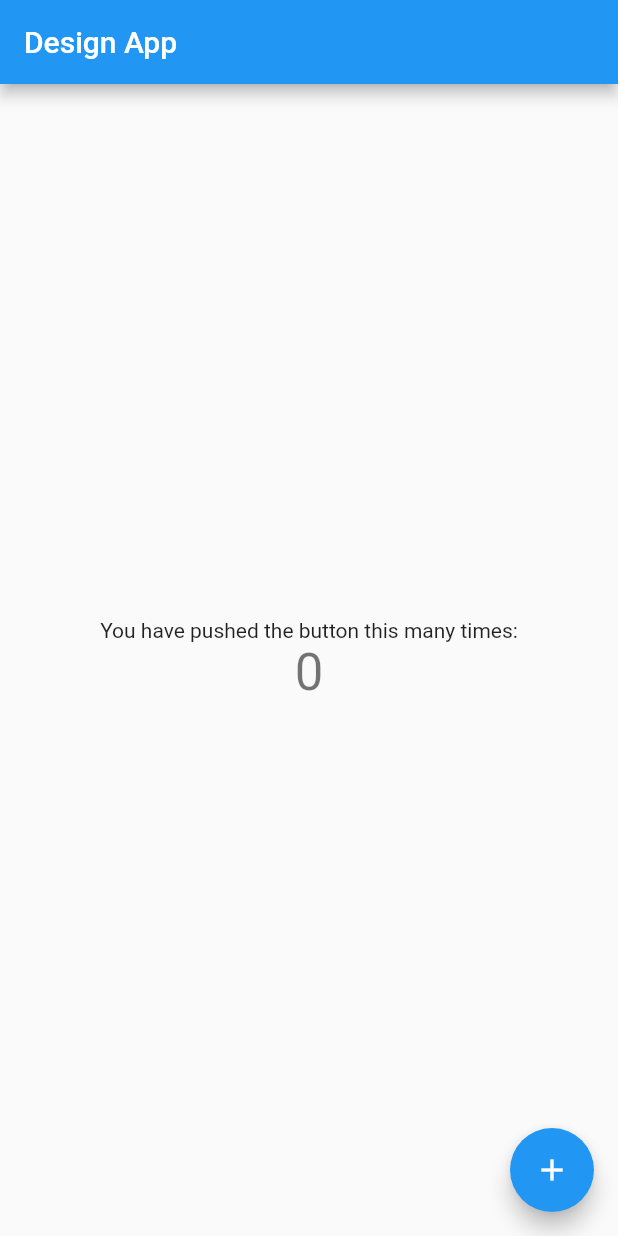
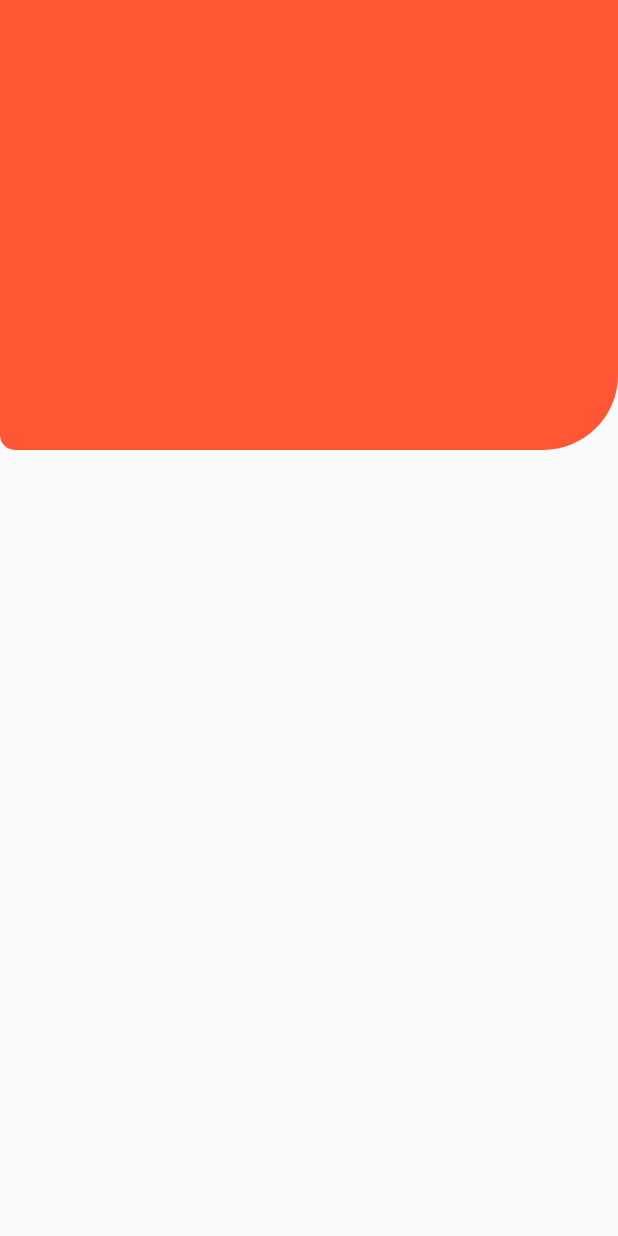
Before and after one commit to fcastril/flutter_design, a Flutter app: the screen it shows after launch, on a phone screen of 412 x 824 dp. Run offline on Flutter 3.47's test engine with Material 2 defaults, Android fonts, the phone set to English and light mode, and no system bars.

Commit message:
Header squad and border radius

```diff
--- a/lib/main.dart
+++ b/lib/main.dart
@@ -1,3 +1,5 @@
+import 'package:designsapp/src/pages/pages.dart';
+import 'package:designsapp/src/themes/appTheme.dart';
 import 'package:flutter/material.dart';
 
 void main() {
@@ -13,104 +15,8 @@ class MyApp extends StatelessWidget {
     return MaterialApp(
       debugShowCheckedModeBanner: false,
       title: 'Design App',
-      theme: ThemeData(
-        // This is the theme of your application.
-        //
-        // Try running your application with "flutter run". You'll see the
-        // application has a blue toolbar. Then, without quitting the app, try
-        // changing the primarySwatch below to Colors.green and then invoke
-        // "hot reload" (press "r" in the console where you ran "flutter run",
-        // or simply save your changes to "hot reload" in a Flutter IDE).
-        // Notice that the counter didn't reset back to zero; the application
-        // is not restarted.
-        primarySwatch: Colors.blue,
-      ),
-      home: const MyHomePage(title: 'Design App'),
+      theme: AppTheme.getThemePpal(),
+      home: const HeadersPage(),
     );
   }
 }
-
-class MyHomePage extends StatefulWidget {
-  const MyHomePage({super.key, required this.title});
-
-  // This widget is the home page of your application. It is stateful, meaning
-  // that it has a State object (defined below) that contains fields that affect
-  // how it looks.
-
-  // This class is the configuration for the state. It holds the values (in this
-  // case the title) provided by the parent (in this case the App widget) and
-  // used by the build method of the State. Fields in a Widget subclass are
-  // always marked "final".
-
-  final String title;
-
-  @override
-  State<MyHomePage> createState() => _MyHomePageState();
-}
-
-class _MyHomePageState extends State<MyHomePage> {
-  int _counter = 0;
-
-  void _incrementCounter() {
-    setState(() {
-      // This call to setState tells the Flutter framework that something has
-      // changed in this State, which causes it to rerun the build method below
-      // so that the display can reflect the updated values. If we changed
-      // _counter without calling setState(), then the build method would not be
-      // called again, and so nothing would appear to happen.
-      _counter++;
-    });
-  }
-
-  @override
-  Widget build(BuildContext context) {
-    // This method is rerun every time setState is called, for instance as done
-    // by the _incrementCounter method above.
-    //
-    // The Flutter framework has been optimized to make rerunning build methods
-    // fast, so that you can just rebuild anything that needs updating rather
-    // than having to individually change instances of widgets.
-    return Scaffold(
-      appBar: AppBar(
-        // Here we take the value from the MyHomePage object that was created by
-        // the App.build method, and use it to set our appbar title.
-        title: Text(widget.title),
-      ),
-      body: Center(
-        // Center is a layout widget. It takes a single child and positions it
-        // in the middle of the parent.
-        child: Column(
-          // Column is also a layout widget. It takes a list of children and
-          // arranges them vertically. By default, it sizes itself to fit its
-          // children horizontally, and tries to be as tall as its parent.
-          //
-          // Invoke "debug painting" (press "p" in the console, choose the
-          // "Toggle Debug Paint" action from the Flutter Inspector in Android
-          // Studio, or the "Toggle Debug Paint" command in Visual Studio Code)
-          // to see the wireframe for each widget.
-          //
-          // Column has various properties to control how it sizes itself and
-          // how it positions its children. Here we use mainAxisAlignment to
-          // center the children vertically; the main axis here is the vertical
-          // axis because Columns are vertical (the cross axis would be
-          // horizontal).
-          mainAxisAlignment: MainAxisAlignment.center,
-          children: <Widget>[
-            const Text(
-              'You have pushed the button this many times:',
-            ),
-            Text(
-              '$_counter',
-              style: Theme.of(context).textTheme.headline4,
-            ),
-          ],
-        ),
-      ),
-      floatingActionButton: FloatingActionButton(
-        onPressed: _incrementCounter,
-        tooltip: 'Increment',
-        child: const Icon(Icons.add),
-      ), // This trailing comma makes auto-formatting nicer for build methods.
-    );
-  }
-}
--- /dev/null
+++ b/lib/src/pages/headers_pages.dart
@@ -0,0 +1,11 @@
+import 'package:designsapp/src/widget/widget.dart';
+import 'package:flutter/material.dart';
+
+class HeadersPage extends StatelessWidget {
+  const HeadersPage({super.key});
+
+  @override
+  Widget build(BuildContext context) {
+    return const Scaffold(body: HeaderBorderRadius());
+  }
+}
--- /dev/null
+++ b/lib/src/pages/pages.dart
@@ -0,0 +1 @@
+export 'package:designsapp/src/pages/headers_pages.dart';
--- /dev/null
+++ b/lib/src/themes/appTheme.dart
@@ -0,0 +1,8 @@
+import 'package:flutter/material.dart';
+
+class AppTheme {
+  static Color primary = const Color(0xffFF5733);
+  static ThemeData getThemePpal() {
+    return ThemeData.light().copyWith();
+  }
+}
--- /dev/null
+++ b/lib/src/widget/headers.dart
@@ -0,0 +1,30 @@
+import 'package:designsapp/src/themes/appTheme.dart';
+import 'package:flutter/material.dart';
+
+class HeaderScuad extends StatelessWidget {
+  const HeaderScuad({super.key});
+
+  @override
+  Widget build(BuildContext context) {
+    return Container(
+      height: 300,
+      color: AppTheme.primary,
+    );
+  }
+}
+
+class HeaderBorderRadius extends StatelessWidget {
+  const HeaderBorderRadius({super.key});
+
+  @override
+  Widget build(BuildContext context) {
+    return Container(
+      height: 300,
+      decoration: BoxDecoration(
+          borderRadius: const BorderRadius.only(
+              bottomLeft: Radius.circular(10),
+              bottomRight: Radius.circular(50)),
+          color: AppTheme.primary),
+    );
+  }
+}
--- /dev/null
+++ b/lib/src/widget/widget.dart
@@ -0,0 +1 @@
+export 'package:designsapp/src/widget/headers.dart';
```
Also changed, not shown: 10 other files.
